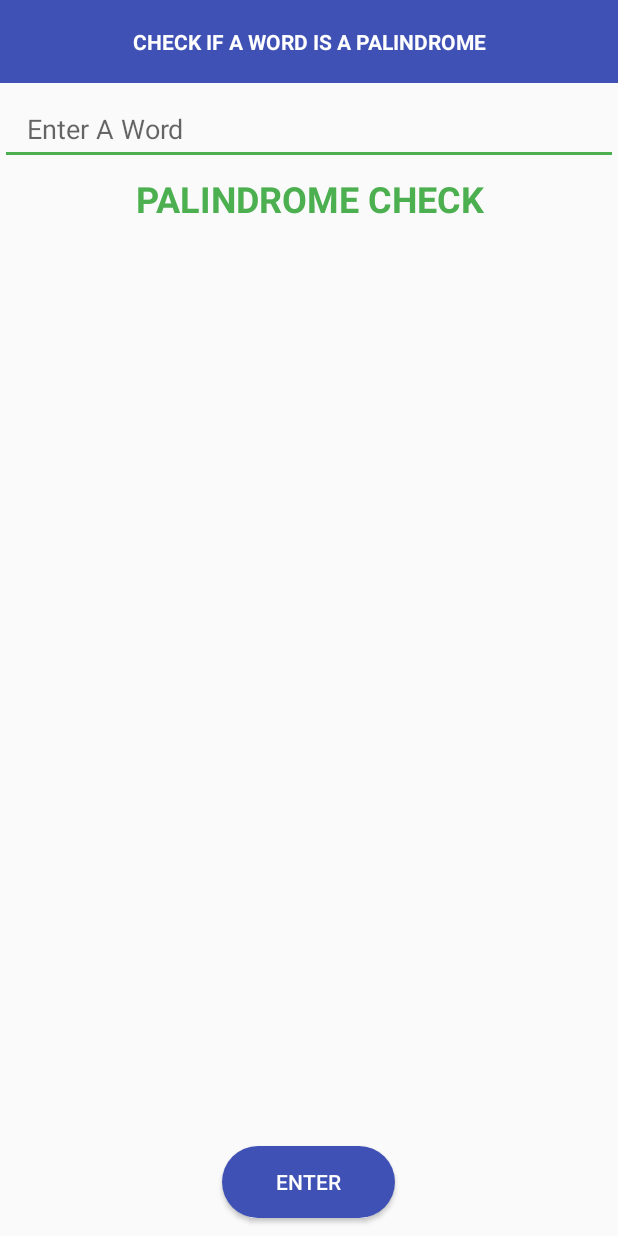
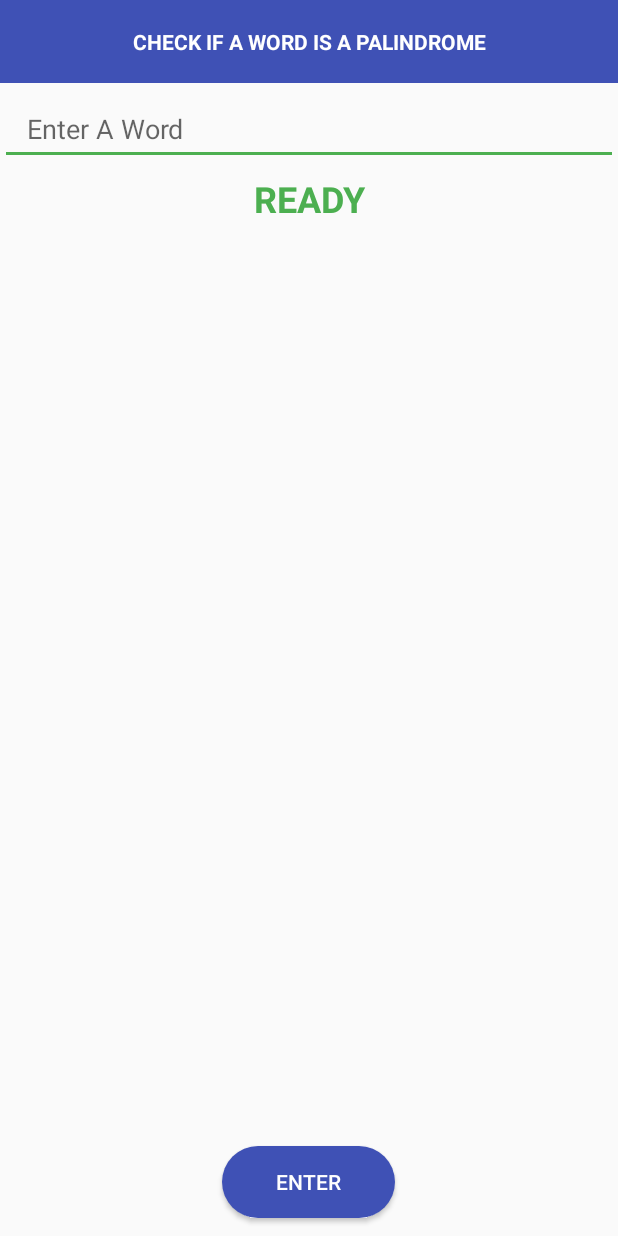
Before and after one commit to harrytrandesign/android_dev_is_palindrome, an Android app: the MainActivity screen opened directly, with no data from a screen before it, on a phone screen of 412 x 824 dp. Run offline under Robolectric (Android 15) with nearby library versions, the phone set to English and light mode, and no system bars.

Commit message:
Replaced string.

```diff
--- a/app/src/main/res/values/strings.xml
+++ b/app/src/main/res/values/strings.xml
@@ -10,7 +10,7 @@
 
     <string name="enter_button">Enter</string>
     <string name="edittext_word_hint">Enter A Word</string>
-    <string name="textview_result">Palindrome Check</string>
+    <string name="textview_result">Ready</string>
 
     <!-- Test information for UI test -->
     <string name="item_text_placeholder">Test String</string>
```
